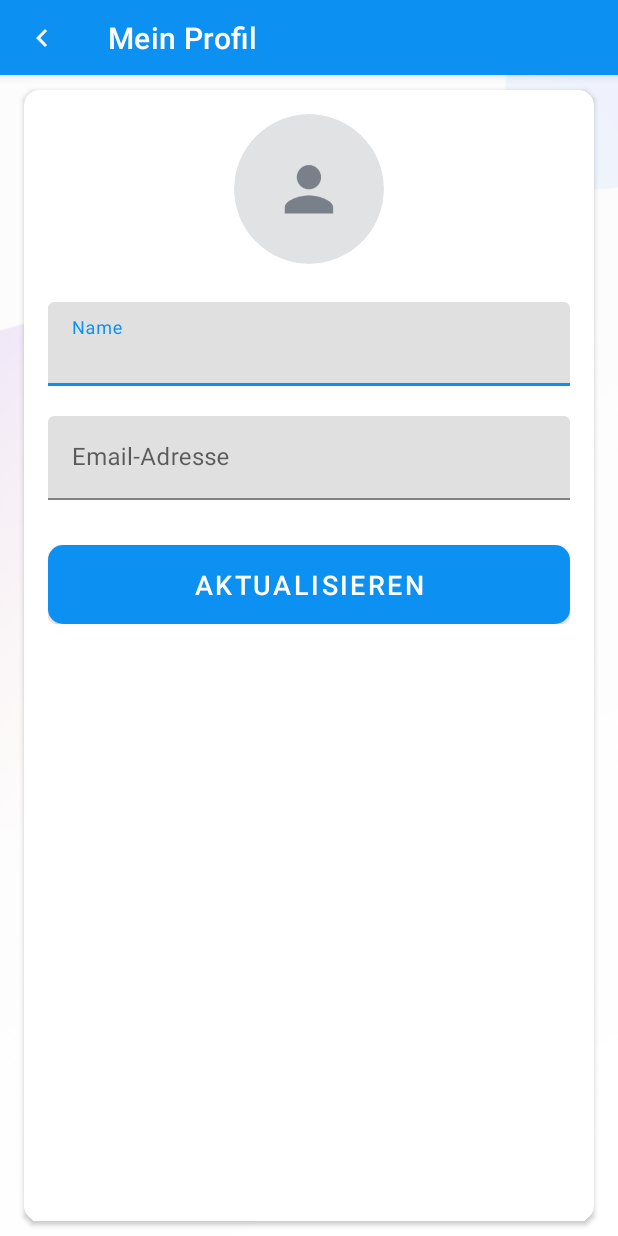
After one commit to obause/MyProjects, an Android app: the ProfileActivity screen opened directly, with no data from a screen before it, on a phone screen of 412 x 824 dp. The commit adds this screen. Run offline under Robolectric (Android 15) with nearby library versions, the phone set to English and light mode, and no system bars; our stand-ins replace CircleImageView, Firebase (no records; nobody signed in at launch, a user with empty details on screens opened directly); pictures from the network do not load; Roboto replaces fonts that are not available here.

Commit message:
Profilseite erstellt und implementiert

```diff
--- a/app/src/main/AndroidManifest.xml
+++ b/app/src/main/AndroidManifest.xml
@@ -14,7 +14,9 @@
         android:theme="@style/Theme.MyProjects">
         <activity
             android:name=".ProfileActivity"
-            android:exported="true" />
+            android:exported="true"
+            android:screenOrientation="portrait"
+            android:theme="@style/Theme.MyProjects.NoActionBar"/>
         <activity
             android:name=".SplashActivity"
             android:exported="true"
--- /dev/null
+++ b/app/src/main/java/de/hochschulehannover/myprojects/ProfileActivity.java
@@ -0,0 +1,69 @@
+package de.hochschulehannover.myprojects;
+
+import androidx.appcompat.app.ActionBar;
+import androidx.appcompat.app.AppCompatActivity;
+import androidx.appcompat.widget.Toolbar;
+
+import android.os.Bundle;
+import android.view.View;
+import android.widget.EditText;
+
+import com.bumptech.glide.Glide;
+
+import de.hdodenhof.circleimageview.CircleImageView;
+import de.hochschulehannover.myprojects.firebase.FirestoreClass;
+import de.hochschulehannover.myprojects.model.User;
+
+public class ProfileActivity extends BaseActivity {
+
+    Toolbar toolbar;
+    CircleImageView userImage;
+    EditText nameEditText;
+    EditText emailEditText;
+
+    @Override
+    protected void onCreate(Bundle savedInstanceState) {
+        super.onCreate(savedInstanceState);
+        setContentView(R.layout.activity_profile);
+
+        toolbar = findViewById(R.id.profileToolbar);
+
+        userImage = findViewById(R.id.userImageView);
+        nameEditText = findViewById(R.id.nameEditText);
+        emailEditText = findViewById(R.id.emailEditText);
+
+        setupActionBar();
+
+        new FirestoreClass().loginUser(this);
+    }
+
+    public void setUserDetails(User user) {
+        Glide
+                .with(this)
+                .load(user.image)
+                .centerCrop()
+                .placeholder(R.drawable.ic_user_place_holder)
+                .into(userImage);
+
+        nameEditText.setText(user.name);
+        emailEditText.setText(user.email);
+    }
+
+    // Custom ActionBar initialisieren
+    private void setupActionBar() {
+        setSupportActionBar(toolbar);
+        ActionBar actionBar = getSupportActionBar();
+        if (actionBar != null) {
+            actionBar.setDisplayHomeAsUpEnabled(true);
+            actionBar.setHomeAsUpIndicator(R.drawable.ic_white_back_24dp);
+            actionBar.setTitle("Mein Profil");
+        }
+
+        toolbar.setNavigationOnClickListener(new View.OnClickListener() {
+            @Override
+            public void onClick(View view) {
+                onBackPressed();
+            }
+        });
+    }
+}
--- a/app/src/main/java/de/hochschulehannover/myprojects/firebase/FirestoreClass.java
+++ b/app/src/main/java/de/hochschulehannover/myprojects/firebase/FirestoreClass.java
@@ -20,6 +20,7 @@
 
 import de.hochschulehannover.myprojects.BaseActivity;
 import de.hochschulehannover.myprojects.MainActivity;
+import de.hochschulehannover.myprojects.ProfileActivity;
 import de.hochschulehannover.myprojects.ProjectListActivity;
 import de.hochschulehannover.myprojects.RegisterActivity;
 import de.hochschulehannover.myprojects.model.User;
@@ -57,6 +58,8 @@
                                     ((MainActivity) activity).signInSuccess(loggedInUser);
                                 } else if (activity instanceof ProjectListActivity){
                                     ((ProjectListActivity) activity).updateUserDetails(loggedInUser);
+                                } else if (activity instanceof ProfileActivity){
+                                    ((ProfileActivity) activity).setUserDetails(loggedInUser);
                                 }
                             } else {
                                 Log.d(TAG, "No such document");
--- /dev/null
+++ b/app/src/main/res/drawable/ic_baseline_folder_24.xml
@@ -0,0 +1,5 @@
+<vector android:height="24dp" android:tint="#3D5775"
+    android:viewportHeight="24" android:viewportWidth="24"
+    android:width="24dp" xmlns:android="http://schemas.android.com/apk/res/android">
+    <path android:fillColor="@android:color/white" android:pathData="M10,4H4c-1.1,0 -1.99,0.9 -1.99,2L2,18c0,1.1 0.9,2 2,2h16c1.1,0 2,-0.9 2,-2V8c0,-1.1 -0.9,-2 -2,-2h-8l-2,-2z"/>
+</vector>
--- /dev/null
+++ b/app/src/main/res/drawable/ic_baseline_home_24.xml
@@ -0,0 +1,5 @@
+<vector android:height="24dp" android:tint="#3D5775"
+    android:viewportHeight="24" android:viewportWidth="24"
+    android:width="24dp" xmlns:android="http://schemas.android.com/apk/res/android">
+    <path android:fillColor="@android:color/white" android:pathData="M10,20v-6h4v6h5v-8h3L12,3 2,12h3v8z"/>
+</vector>
--- /dev/null
+++ b/app/src/main/res/drawable/ic_baseline_settings_24.xml
@@ -0,0 +1,5 @@
+<vector android:height="24dp" android:tint="#3D5775"
+    android:viewportHeight="24" android:viewportWidth="24"
+    android:width="24dp" xmlns:android="http://schemas.android.com/apk/res/android">
+    <path android:fillColor="@android:color/white" android:pathData="M19.14,12.94c0.04,-0.3 0.06,-0.61 0.06,-0.94c0,-0.32 -0.02,-0.64 -0.07,-0.94l2.03,-1.58c0.18,-0.14 0.23,-0.41 0.12,-0.61l-1.92,-3.32c-0.12,-0.22 -0.37,-0.29 -0.59,-0.22l-2.39,0.96c-0.5,-0.38 -1.03,-0.7 -1.62,-0.94L14.4,2.81c-0.04,-0.24 -0.24,-0.41 -0.48,-0.41h-3.84c-0.24,0 -0.43,0.17 -0.47,0.41L9.25,5.35C8.66,5.59 8.12,5.92 7.63,6.29L5.24,5.33c-0.22,-0.08 -0.47,0 -0.59,0.22L2.74,8.87C2.62,9.08 2.66,9.34 2.86,9.48l2.03,1.58C4.84,11.36 4.8,11.69 4.8,12s0.02,0.64 0.07,0.94l-2.03,1.58c-0.18,0.14 -0.23,0.41 -0.12,0.61l1.92,3.32c0.12,0.22 0.37,0.29 0.59,0.22l2.39,-0.96c0.5,0.38 1.03,0.7 1.62,0.94l0.36,2.54c0.05,0.24 0.24,0.41 0.48,0.41h3.84c0.24,0 0.44,-0.17 0.47,-0.41l0.36,-2.54c0.59,-0.24 1.13,-0.56 1.62,-0.94l2.39,0.96c0.22,0.08 0.47,0 0.59,-0.22l1.92,-3.32c0.12,-0.22 0.07,-0.47 -0.12,-0.61L19.14,12.94zM12,15.6c-1.98,0 -3.6,-1.62 -3.6,-3.6s1.62,-3.6 3.6,-3.6s3.6,1.62 3.6,3.6S13.98,15.6 12,15.6z"/>
+</vector>
--- /dev/null
+++ b/app/src/main/res/layout/activity_profile.xml
@@ -0,0 +1,104 @@
+<?xml version="1.0" encoding="utf-8"?>
+<androidx.appcompat.widget.LinearLayoutCompat xmlns:android="http://schemas.android.com/apk/res/android"
+    xmlns:app="http://schemas.android.com/apk/res-auto"
+    xmlns:tools="http://schemas.android.com/tools"
+    android:layout_width="match_parent"
+    android:layout_height="match_parent"
+    android:orientation="vertical"
+    tools:context=".ProfileActivity">
+
+    <com.google.android.material.appbar.AppBarLayout
+        android:layout_width="match_parent"
+        android:layout_height="wrap_content"
+        android:theme="@style/Theme.MyProjects.AppBarOverlay">
+
+        <androidx.appcompat.widget.Toolbar
+            android:id="@+id/profileToolbar"
+            android:layout_width="wrap_content"
+            android:layout_height="50dp"
+            android:background="?colorPrimary"
+            app:titleTextColor="@color/white"
+            app:popupTheme="@style/Theme.MyProjects.PopupOverlay" />
+    </com.google.android.material.appbar.AppBarLayout>
+
+    <LinearLayout
+        android:layout_width="match_parent"
+        android:layout_height="match_parent"
+        android:background="@drawable/ic_background">
+
+        <androidx.cardview.widget.CardView
+            android:layout_width="match_parent"
+            android:layout_height="match_parent"
+            android:layout_marginStart="16dp"
+            android:layout_marginTop="10dp"
+            android:layout_marginEnd="16dp"
+            android:layout_marginBottom="10dp"
+            android:elevation="10dp"
+            app:cardCornerRadius="10dp">
+
+            <LinearLayout
+                android:layout_width="match_parent"
+                android:layout_height="wrap_content"
+                android:gravity="center_horizontal"
+                android:orientation="vertical"
+                android:padding="16dp">
+
+                <de.hdodenhof.circleimageview.CircleImageView
+                    android:id="@+id/userImageView"
+                    android:layout_width="100dp"
+                    android:layout_height="100dp"
+                    android:contentDescription="contentDescription"
+                    android:src="@drawable/ic_user_place_holder" />
+
+                <com.google.android.material.textfield.TextInputLayout
+                    android:layout_width="match_parent"
+                    android:layout_height="wrap_content"
+                    android:layout_marginTop="25dp">
+
+                    <androidx.appcompat.widget.AppCompatEditText
+                        android:id="@+id/nameEditText"
+                        android:layout_width="match_parent"
+                        android:layout_height="wrap_content"
+                        android:hint="@string/name"
+                        android:textSize="16sp" />
+
+                </com.google.android.material.textfield.TextInputLayout>
+
+                <com.google.android.material.textfield.TextInputLayout
+                    android:layout_width="match_parent"
+                    android:layout_height="wrap_content"
+                    android:layout_marginTop="20dp">
+
+                    <!-- E-Mail Textfeld nicht fokussierbar, weil dieses nicht geändert werden kann/darf-->
+                    <androidx.appcompat.widget.AppCompatEditText
+                        android:id="@+id/emailEditText"
+                        android:layout_width="match_parent"
+                        android:layout_height="wrap_content"
+                        android:focusable="false"
+                        android:focusableInTouchMode="false"
+                        android:hint="@string/email"
+                        android:inputType="textEmailAddress"
+                        android:textSize="16sp" />
+
+                </com.google.android.material.textfield.TextInputLayout>
+
+                <Button
+                    android:id="@+id/updateButton"
+                    android:layout_width="match_parent"
+                    android:layout_height="wrap_content"
+                    android:layout_gravity="center"
+                    android:layout_marginTop="30dp"
+                    android:background="@drawable/shape_button_rounded"
+                    android:foreground="?attr/selectableItemBackground"
+                    android:gravity="center"
+                    android:paddingTop="8dp"
+                    android:paddingBottom="8dp"
+                    android:text="@string/update"
+                    android:textColor="@android:color/white"
+                    android:textSize="18sp" />
+            </LinearLayout>
+        </androidx.cardview.widget.CardView>
+
+    </LinearLayout>
+
+</androidx.appcompat.widget.LinearLayoutCompat>
--- a/app/src/main/res/values/strings.xml
+++ b/app/src/main/res/values/strings.xml
@@ -37,4 +37,6 @@
     <!-- App Drawer -->
     <string name="nav_my_profile">Mein Profil</string>
     <string name="nav_logout">Ausloggen</string>
+    <!-- Profilseite -->
+    <string name="update">Aktualisieren</string>
 </resources>
```
Also changed, not shown: app/src/main/java/de/hochschulehannover/myprojects/ProjectListActivity.java (+5 -4 lines), app/src/main/res/layout/activity_project_list.xml (+45 -0 lines), app/src/main/res/menu/drawer_menu.xml (+15 -0 lines).
